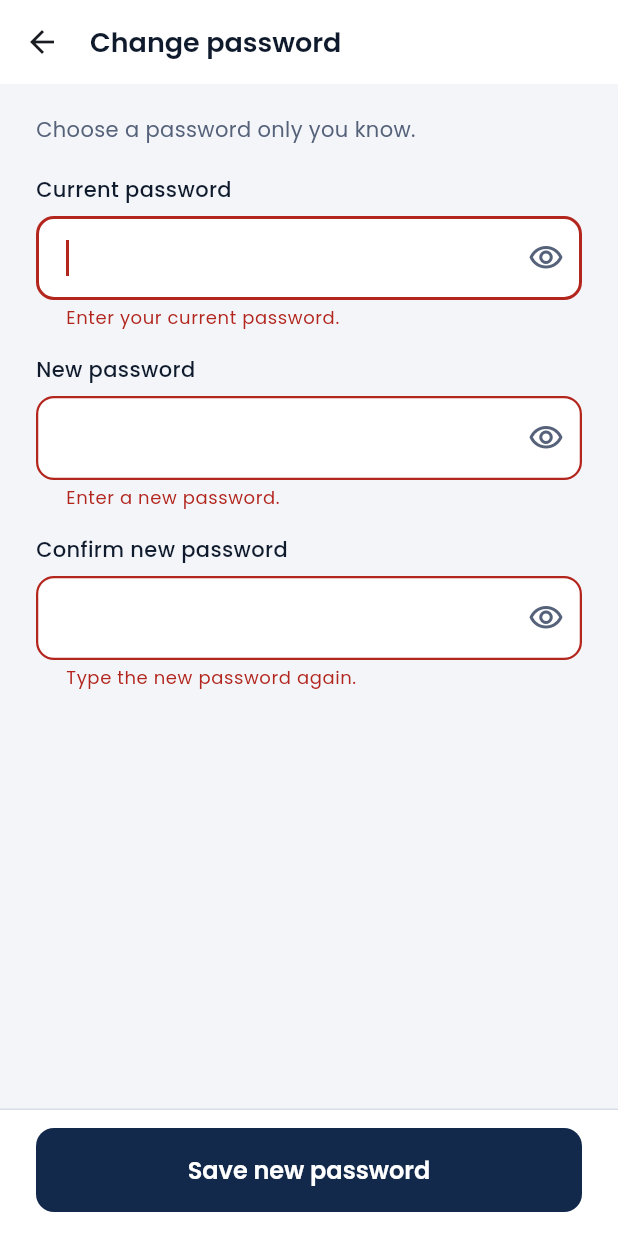
After one commit to Risperwanjiku/pakiti-app, a Flutter app: the ChangePasswordScreen screen opened directly, after a tap on "Save new password", on a phone screen of 412 x 824 dp. The commit adds this screen. Run offline on Flutter 3.47's test engine with Material 3 defaults, Android fonts, the phone set to English and light mode, and no system bars; our stand-ins replace flutter_secure_storage, flutter_svg, google_fonts, image_picker, qr_flutter; accounts and stored records are empty.

Commit message:
Add Profile tab, log out and change password

```diff
--- /dev/null
+++ b/lib/screens/change_password.dart
@@ -0,0 +1,322 @@
+import 'package:flutter/material.dart';
+
+import '../services/api_client.dart';
+import '../services/auth_service.dart';
+import '../theme/app_colors.dart';
+import '../theme/app_theme.dart';
+import 'login.dart';
+
+// Opened from Profile. Closes with true once the new password is saved.
+class ChangePasswordScreen extends StatefulWidget {
+  const ChangePasswordScreen({super.key, this.auth});
+
+  // tests pass in a fake one
+  final AuthService? auth;
+
+  @override
+  State<ChangePasswordScreen> createState() => _ChangePasswordScreenState();
+}
+
+class _ChangePasswordScreenState extends State<ChangePasswordScreen> {
+  late final AuthService _auth = widget.auth ?? AuthService();
+
+  final _formKey = GlobalKey<FormState>();
+  final _currentController = TextEditingController();
+  final _newController = TextEditingController();
+  final _againController = TextEditingController();
+
+  bool _hideCurrent = true;
+  bool _hideNew = true;
+  bool _hideAgain = true;
+  bool _saving = false;
+
+  // what the API found wrong, by field name like 'current_password'
+  Map<String, String> _serverErrors = const {};
+
+  @override
+  void dispose() {
+    _currentController.dispose();
+    _newController.dispose();
+    _againController.dispose();
+    super.dispose();
+  }
+
+  String? _checkCurrent(String? value) {
+    return (value ?? '').isEmpty ? 'Enter your current password.' : null;
+  }
+
+  // The length and space rules match NewPassword in the API.
+  // Only the API checks whether it is too easy to guess or is the clerk's phone number.
+  String? _checkNew(String? value) {
+    final password = value ?? '';
+
+    // runes, so é counts as one character like it does in the API
+    final length = password.runes.length;
+
+    if (password.isEmpty) {
+      return 'Enter a new password.';
+    }
+    if (password.trim() != password) {
+      return 'Take out the space at the start or end.';
+    }
+    if (length < 8) {
+      return 'Use at least 8 characters.';
+    }
+    if (length > 64) {
+      return 'Use 64 characters or fewer.';
+    }
+    return null;
+  }
+
+  String? _checkAgain(String? value) {
+    if ((value ?? '').isEmpty) {
+      return 'Type the new password again.';
+    }
+    if (value != _newController.text) {
+      return "This doesn't match the new password.";
+    }
+    return null;
+  }
+
+  void _clearServerError(String field) {
+    if (_serverErrors.containsKey(field)) {
+      setState(() {
+        _serverErrors = Map.of(_serverErrors)..remove(field);
+      });
+    }
+  }
+
+  Future<void> _save() async {
+    setState(() => _serverErrors = const {});
+
+    if (!_formKey.currentState!.validate()) {
+      return;
+    }
+
+    FocusScope.of(context).unfocus();
+    setState(() => _saving = true);
+
+    try {
+      await _auth.changePassword(_currentController.text, _newController.text);
+
+      if (!mounted) return;
+
+      Navigator.of(context).pop(true);
+    } on ApiException catch (e) {
+      if (!mounted) return;
+
+      setState(() {
+        _saving = false;
+        _serverErrors = e.fieldErrors;
+      });
+
+      // a field error already shows under its field
+      if (e.fieldErrors.isEmpty) {
+        _showProblem(e);
+      }
+    }
+  }
+
+  void _showProblem(ApiException error) {
+    final sessionEnded = error.statusCode == 401;
+
+    ScaffoldMessenger.of(context)
+      ..hideCurrentSnackBar()
+      ..showSnackBar(
+        SnackBar(
+          content: Text(error.message),
+          action: sessionEnded
+              ? SnackBarAction(label: 'Log in again', onPressed: _goToLogin)
+              : null,
+        ),
+      );
+  }
+
+  void _goToLogin() {
+    Navigator.of(context).pushAndRemoveUntil(
+      MaterialPageRoute(builder: (_) => const LoginScreen()),
+      (_) => false,
+    );
+  }
+
+  @override
+  Widget build(BuildContext context) {
+    // going back halfway through would leave the clerk not knowing which password works
+    return PopScope(
+      canPop: !_saving,
+      child: Scaffold(
+        backgroundColor: AppColors.page,
+        appBar: AppBar(
+          backgroundColor: Colors.white,
+          surfaceTintColor: Colors.white,
+          scrolledUnderElevation: 0,
+          titleSpacing: 4,
+          title: const Text(
+            'Change password',
+            style: TextStyle(
+              fontSize: 18,
+              fontWeight: FontWeight.w600,
+              color: AppColors.darkText,
+            ),
+          ),
+        ),
+        body: Column(
+          children: [
+            Expanded(
+              child: SingleChildScrollView(
+                padding: const EdgeInsets.fromLTRB(24, 20, 24, 24),
+                child: Form(
+                  key: _formKey,
+                  child: Column(
+                    crossAxisAlignment: CrossAxisAlignment.stretch,
+                    children: [
+                      const Text(
+                        'Choose a password only you know.',
+                        style: TextStyle(fontSize: 14, color: AppColors.grey),
+                      ),
+                      const SizedBox(height: 20),
+                      _buildLabel('Current password'),
+                      const SizedBox(height: 8),
+                      _buildPasswordField(
+                        controller: _currentController,
+                        hidden: _hideCurrent,
+                        onToggle: () {
+                          setState(() => _hideCurrent = !_hideCurrent);
+                        },
+                        validator: _checkCurrent,
+                        error: _serverErrors['current_password'],
+                        onChanged: (_) => _clearServerError('current_password'),
+                        // typing is all there is to do here, so the keyboard comes straight up
+                        autofocus: true,
+                      ),
+                      const SizedBox(height: 16),
+                      _buildLabel('New password'),
+                      const SizedBox(height: 8),
+                      _buildPasswordField(
+                        controller: _newController,
+                        hidden: _hideNew,
+                        onToggle: () {
+                          setState(() => _hideNew = !_hideNew);
+                        },
+                        validator: _checkNew,
+                        error: _serverErrors['new_password'],
+                        onChanged: (_) => _clearServerError('new_password'),
+                        helper: 'At least 8 characters. A short phrase is easy to remember.',
+                      ),
+                      const SizedBox(height: 16),
+                      _buildLabel('Confirm new password'),
+                      const SizedBox(height: 8),
+                      _buildPasswordField(
+                        controller: _againController,
+                        hidden: _hideAgain,
+                        onToggle: () {
+                          setState(() => _hideAgain = !_hideAgain);
+                        },
+                        validator: _checkAgain,
+                        action: TextInputAction.done,
+                        onSubmitted: (_) => _save(),
+                      ),
+                    ],
+                  ),
+                ),
+              ),
+            ),
+            _buildSaveBar(),
+          ],
+        ),
+      ),
+    );
+  }
+
+  Widget _buildLabel(String text) {
+    return Text(
+      text,
+      style: const TextStyle(
+        fontSize: 14,
+        fontWeight: FontWeight.w500,
+        color: AppColors.darkText,
+      ),
+    );
+  }
+
+  Widget _buildPasswordField({
+    required TextEditingController controller,
+    required bool hidden,
+    required VoidCallback onToggle,
+    required FormFieldValidator<String> validator,
+    String? error,
+    String? helper,
+    ValueChanged<String>? onChanged,
+    ValueChanged<String>? onSubmitted,
+    TextInputAction action = TextInputAction.next,
+    bool autofocus = false,
+  }) {
+    return TextFormField(
+      controller: controller,
+      enabled: !_saving,
+      obscureText: hidden,
+      // keyboards like to fix words, which would quietly change a passphrase
+      autocorrect: false,
+      enableSuggestions: false,
+      autofocus: autofocus,
+      textInputAction: action,
+      validator: validator,
+      onChanged: onChanged,
+      onFieldSubmitted: onSubmitted,
+      decoration: AppTheme.fieldDecoration(
+        error: error,
+        // left out of Next, so the keyboard's Next key goes to the next box and not to the eye
+        suffix: ExcludeFocusTraversal(
+          child: IconButton(
+            tooltip: hidden ? 'Show password' : 'Hide password',
+            onPressed: _saving ? null : onToggle,
+            icon: Icon(
+              hidden ? Icons.visibility_outlined : Icons.visibility_off_outlined,
+              color: AppColors.grey,
+            ),
+          ),
+        ),
+      ).copyWith(
+        helperText: helper,
+        helperMaxLines: 2,
+        helperStyle: const TextStyle(fontSize: 12, color: AppColors.grey),
+        errorMaxLines: 2,
+      ),
+    );
+  }
+
+  Widget _buildSaveBar() {
+    return Container(
+      decoration: const BoxDecoration(
+        color: Colors.white,
+        border: Border(top: BorderSide(color: AppColors.divider)),
+      ),
+      child: SafeArea(
+        top: false,
+        child: Padding(
+          padding: const EdgeInsets.fromLTRB(24, 12, 24, 16),
+          child: FilledButton(
+            onPressed: _saving ? null : _save,
+            child: _saving
+                ? const Row(
+                    mainAxisSize: MainAxisSize.min,
+                    children: [
+                      SizedBox(
+                        width: 20,
+                        height: 20,
+                        child: CircularProgressIndicator(
+                          strokeWidth: 2.5,
+                          color: Colors.white,
+                        ),
+                      ),
+                      SizedBox(width: 12),
+                      Text('Saving…'),
+                    ],
+                  )
+                : const Text('Save new password'),
+          ),
+        ),
+      ),
+    );
+  }
+}
--- a/lib/services/auth_service.dart
+++ b/lib/services/auth_service.dart
@@ -47,6 +47,14 @@ class AuthService {
     }
   }
 
+  // a wrong current password comes back as an ApiException with a 'current_password' field error
+  Future<void> changePassword(String currentPassword, String newPassword) async {
+    await _api.post('/auth/password', {
+      'current_password': currentPassword,
+      'new_password': newPassword,
+    });
+  }
+
   Future<void> logout() async {
     try {
       await _api.post('/auth/logout');
--- a/lib/theme/app_theme.dart
+++ b/lib/theme/app_theme.dart
@@ -37,7 +37,7 @@ class AppTheme {
   }
 
   static InputDecoration fieldDecoration({
-    required String hint,
+    String? hint,
     Widget? prefix,
     Widget? suffix,
     String? error,
```
Also changed, not shown: lib/screens/clerk_tabs.dart (+10 -6 lines), lib/screens/login.dart (+51 -7 lines), lib/screens/profile.dart (added, +263 -0 lines), 9 other files.
